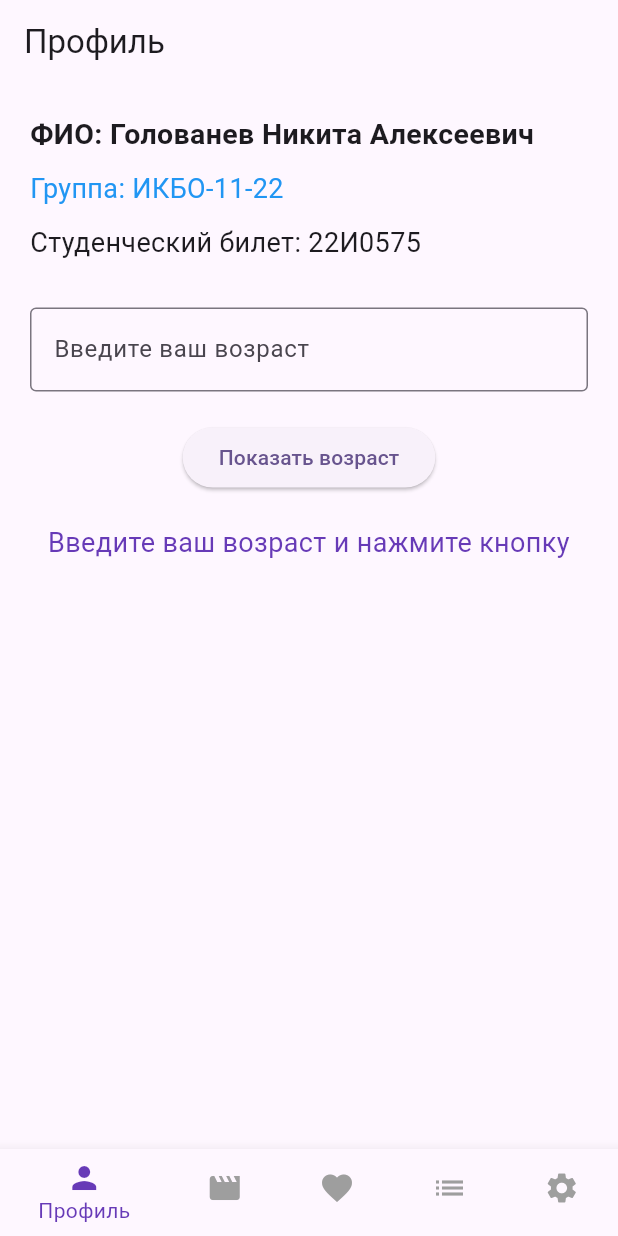
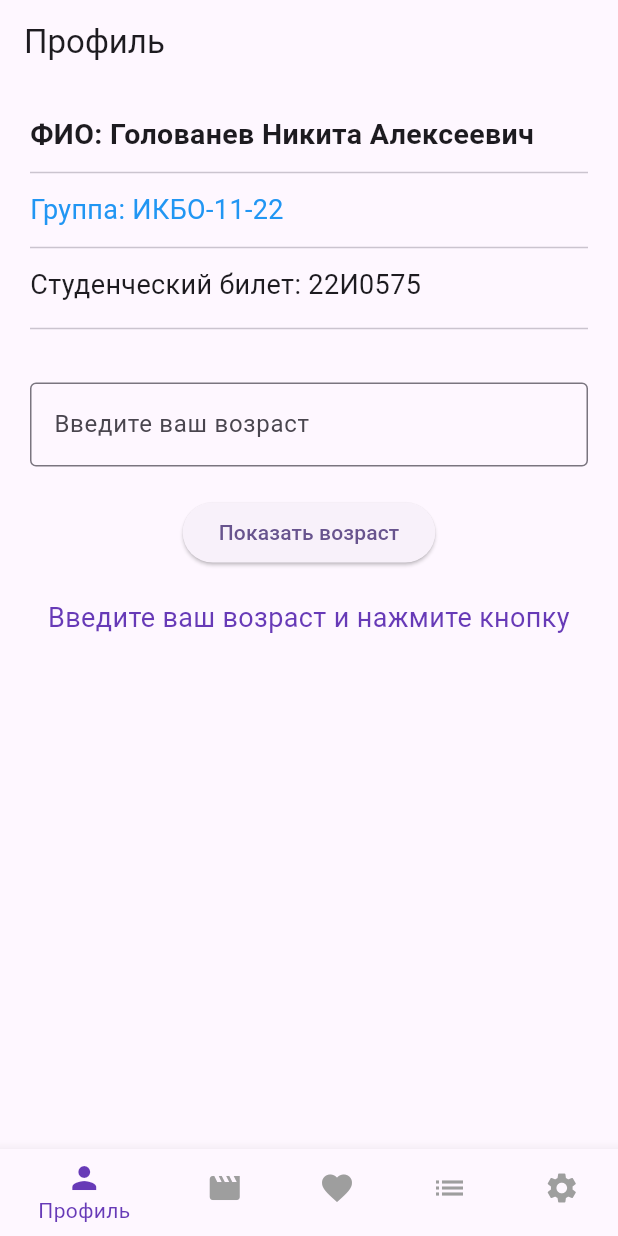
Before and after one commit to VAC2UM/flutter_projects, a Flutter app: the screen it shows after launch, on a phone screen of 412 x 824 dp. Run offline on Flutter 3.47's test engine with Material 3 defaults, Android fonts, the phone set to English and light mode, and no system bars.

```diff
--- a/lib/screens/profile_screen.dart
+++ b/lib/screens/profile_screen.dart
@@ -35,37 +35,36 @@ class _ProfileScreenState extends State<ProfileScreen> {
 
   @override
   Widget build(BuildContext context) {
+    final profileItems = const [
+      'ФИО: Голованев Никита Алексеевич',
+      'Группа: ИКБО-11-22',
+      'Студенческий билет: 22И0575',
+    ];
+
     return Scaffold(
       appBar: AppBar(title: const Text('Профиль')),
-      body: ListView.builder(
+      body: ListView.separated(
         padding: const EdgeInsets.all(20.0),
-        itemCount: 7,
+        itemCount: profileItems.length + 1,
+        separatorBuilder: (context, index) {
+          if (index < profileItems.length - 1) {
+            return const Divider(height: 24, thickness: 1);
+          }
+          return const Divider(height: 32);
+        },
         itemBuilder: (context, index) {
-          switch (index) {
-            case 0:
-              return const Text(
-                'ФИО: Голованев Никита Алексеевич',
-                style: TextStyle(fontSize: 19, fontWeight: FontWeight.bold),
-              );
-            case 1:
-              return const SizedBox(height: 10);
-            case 2:
-              return const Text(
-                'Группа: ИКБО-11-22',
-                style: TextStyle(fontSize: 18, color: Colors.blue),
-              );
-            case 3:
-              return const SizedBox(height: 10);
-            case 4:
-              return const Text(
-                'Студенческий билет: 22И0575',
-                style: TextStyle(fontSize: 18),
-              );
-            case 5:
-              return const SizedBox(height: 30);
-            case 6:
+          if (index < profileItems.length) {
+            final text = profileItems[index];
+            final style = index == 0
+                ? const TextStyle(fontSize: 19, fontWeight: FontWeight.bold)
+                : index == 1
+                ? const TextStyle(fontSize: 18, color: Colors.blue)
+                : const TextStyle(fontSize: 18);
+            return Text(text, style: style);
+          } else {
             return Column(
               children: [
+                const SizedBox(height: 20),
                 TextField(
                   controller: _ageController,
                   keyboardType: TextInputType.number,
@@ -87,8 +86,6 @@ class _ProfileScreenState extends State<ProfileScreen> {
                 ),
               ],
             );
-            default:
-              return const SizedBox.shrink();
           }
         },
       ),
```
Lines whose indentation alone changed are shown as unchanged.
